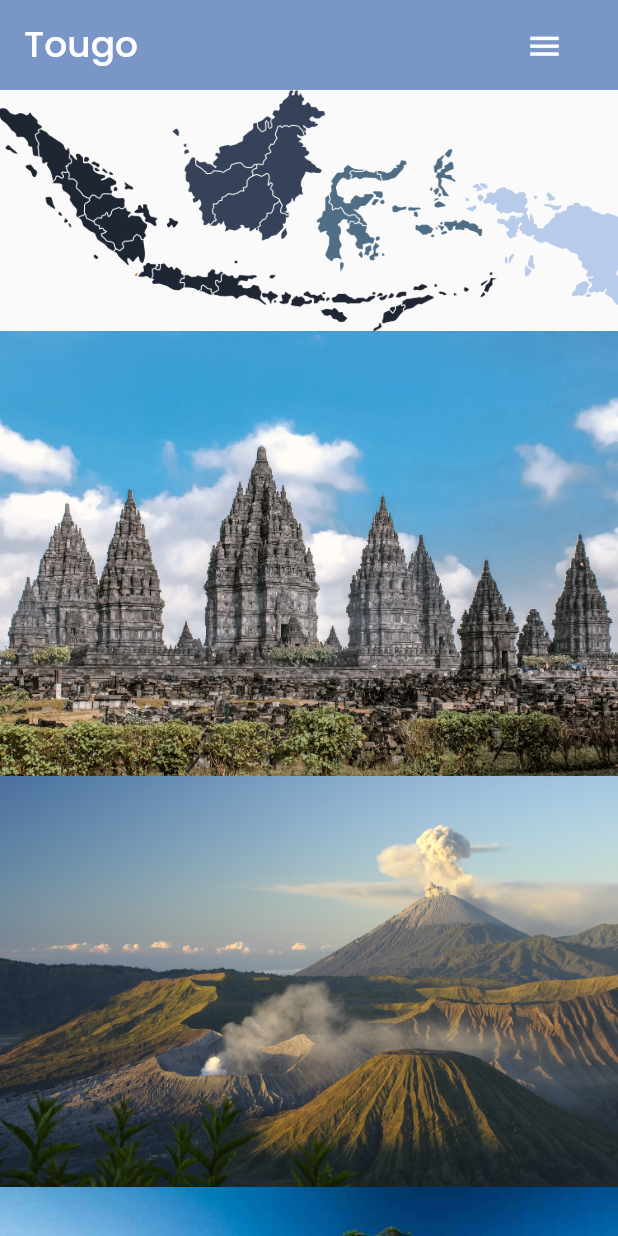
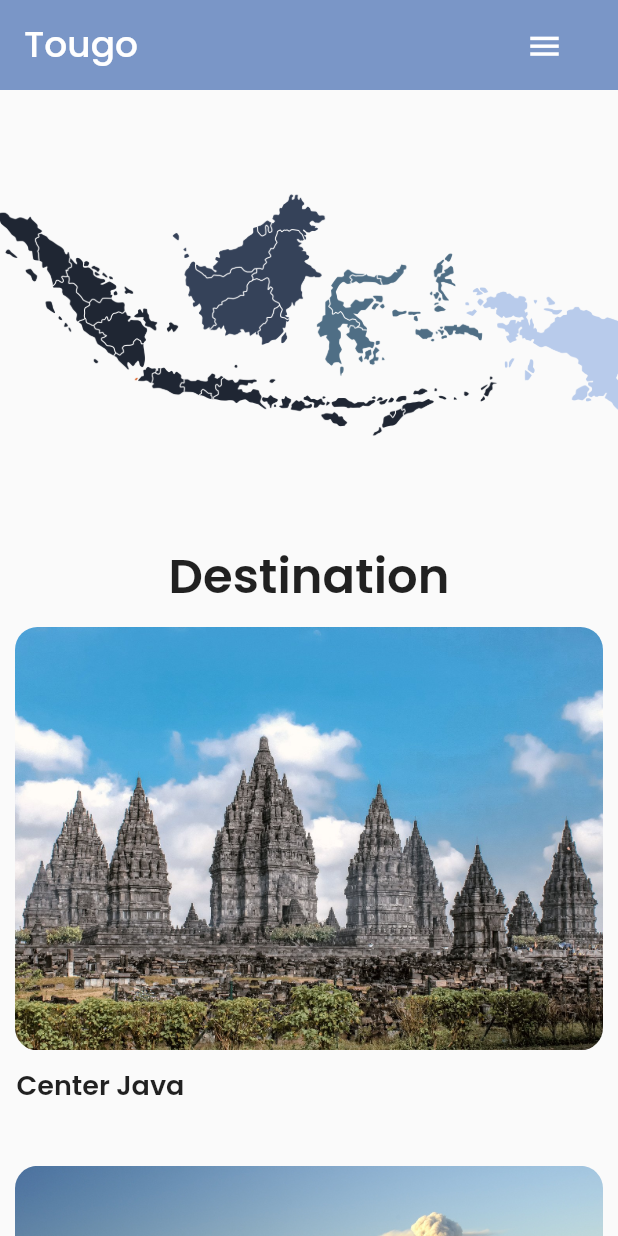
Before and after one commit to Darfito/Pmob, a Flutter app: the Destinations screen opened directly, on a phone screen of 412 x 824 dp. Run offline on Flutter 3.47's test engine with Material 2 defaults, Android fonts, the phone set to English and light mode, and no system bars; our stand-ins replace google_fonts, google_nav_bar.

Commit message:
tambah gambar

```diff
--- a/lib/Pages/destinations.dart
+++ b/lib/Pages/destinations.dart
@@ -13,15 +13,76 @@ class Destinations extends StatelessWidget {
         children: [
           Image.asset(
             "assets/images/destination_page/destination.png",
+            height: 300,
           ),
-          Image.asset(
-            "assets/images/destination_page/central-java.jpeg",
+          Center(
+              child: Text(
+            "Destination",
+            style:
+                GoogleFonts.poppins(fontWeight: FontWeight.w600, fontSize: 32),
+          )),
+          Padding(
+            padding: const EdgeInsets.all(10.0),
+            child: Container(
+              child: ClipRRect(
+                borderRadius: BorderRadius.circular(15.0),
+                child: Image.asset(
+                  "assets/images/destination_page/central-java.jpeg",
+                ),
+              ),
+            ),
           ),
-          Image.asset(
-            "assets/images/destination_page/east-java.jpeg",
+          Padding(
+            padding: const EdgeInsets.only(left: 11.0),
+            child: Text(
+              "Center Java",
+              style: GoogleFonts.poppins(
+                  fontWeight: FontWeight.w600, fontSize: 18),
+            ),
           ),
-          Image.asset(
-            "assets/images/destination_page/west-java.jpeg",
+          SizedBox(
+            height: 30,
+          ),
+          Padding(
+            padding: const EdgeInsets.all(10.0),
+            child: Container(
+              child: ClipRRect(
+                borderRadius: BorderRadius.circular(15.0),
+                child: Image.asset(
+                  "assets/images/destination_page/east-java.jpeg",
+                ),
+              ),
+            ),
+          ),
+          Padding(
+            padding: const EdgeInsets.only(left: 11.0),
+            child: Text(
+              "East Java",
+              style: GoogleFonts.poppins(
+                  fontWeight: FontWeight.w600, fontSize: 18),
+            ),
+          ),
+          SizedBox(
+            height: 30,
+          ),
+          Padding(
+            padding: const EdgeInsets.all(10.0),
+            child: Container(
+              child: ClipRRect(
+                borderRadius: BorderRadius.circular(15.0),
+                child: Image.asset(
+                  "assets/images/destination_page/west-java.jpeg",
+                ),
+              ),
+            ),
+          ),
+          Padding(
+            padding: const EdgeInsets.only(left: 11.0),
+            child: Text(
+              "West Java",
+              style: GoogleFonts.poppins(
+                  fontWeight: FontWeight.w600, fontSize: 18),
+            ),
           ),
         ],
       ),
```
